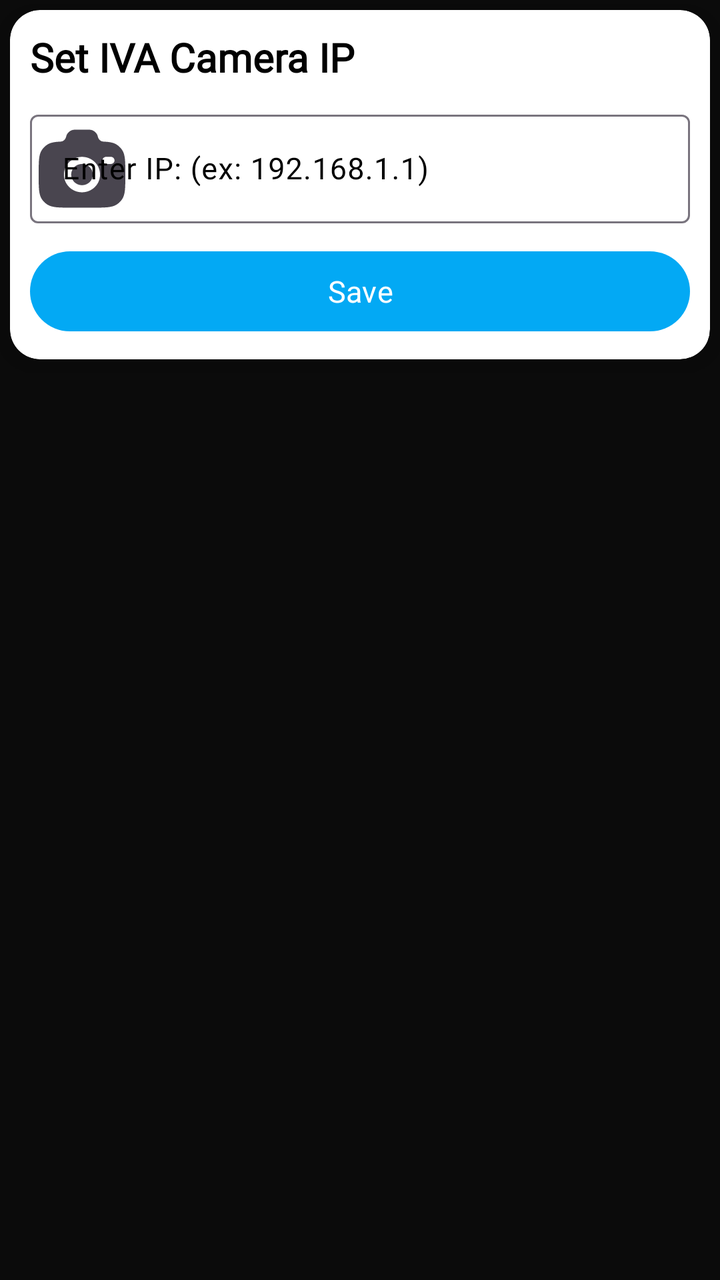
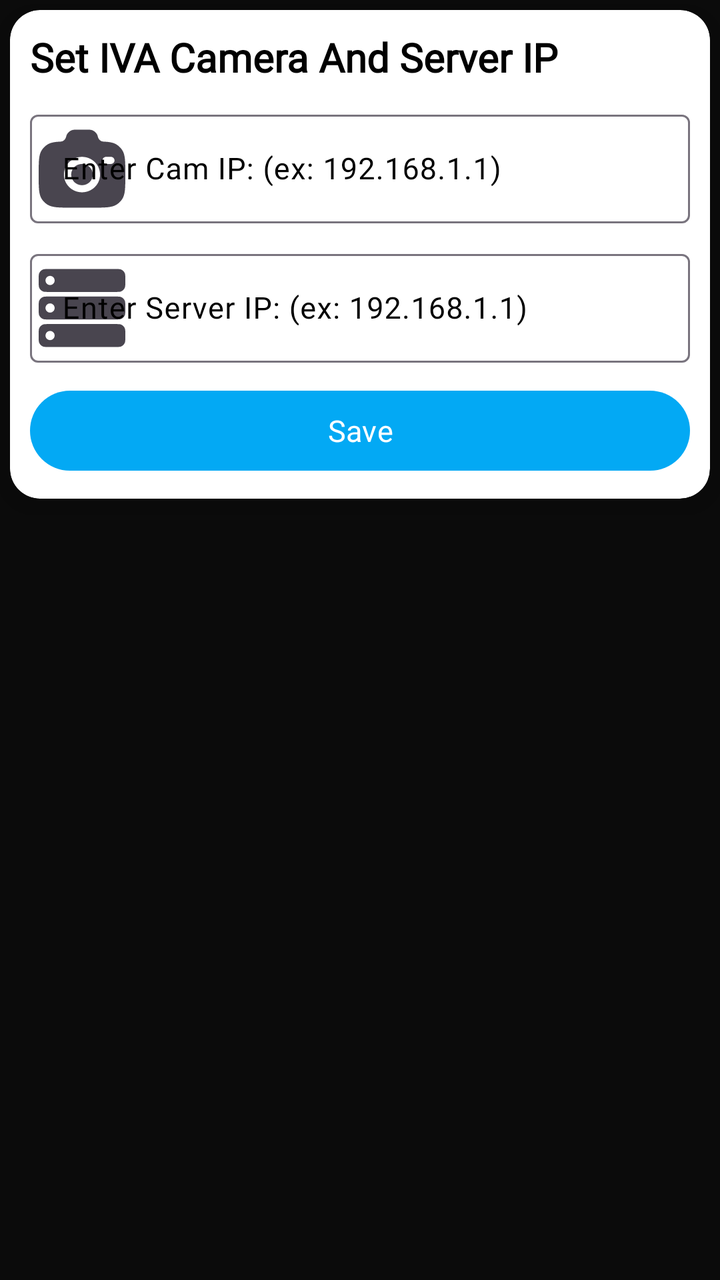

Before-and-after screenshots of an Android layout around one commit, followed by the original layout XML and the change that was made.
<!-- AndroidManifest.xml: application theme Theme.IvaMobileApp -->
<!-- res/layout/dialog_add_cam_ip.xml -->
<?xml version="1.0" encoding="utf-8"?>
<androidx.coordinatorlayout.widget.CoordinatorLayout xmlns:android="http://schemas.android.com/apk/res/android"
    xmlns:app="http://schemas.android.com/apk/res-auto"
    android:layout_width="match_parent"
    android:layout_height="wrap_content">

    <androidx.cardview.widget.CardView
        android:layout_width="match_parent"
        android:layout_height="wrap_content"
        android:layout_margin="5dp"
        app:cardBackgroundColor="@android:color/white"
        app:cardCornerRadius="15dp"
        app:cardElevation="10dp">

        <RelativeLayout
            android:layout_width="match_parent"
            android:layout_height="wrap_content"
            android:padding="10dp">

            <TextView
                android:id="@+id/lblSet"
                android:layout_width="wrap_content"
                android:layout_height="wrap_content"
                android:fontFamily="@font/roboto_regular"
                android:text="Set IVA Camera IP"
                android:textColor="@android:color/black"
                android:textSize="20sp"
                android:textStyle="bold" />

            <com.google.android.material.textfield.TextInputLayout
                android:id="@+id/layoutIP"
                android:layout_width="match_parent"
                android:layout_height="wrap_content"
                android:layout_below="@+id/lblSet"
                android:layout_marginTop="10dp"
                android:hint="Enter IP: (ex: 192.168.1.1)"
                android:textColorHint="@android:color/black"
                app:startIconDrawable="@drawable/ic_camera">

                <com.google.android.material.textfield.TextInputEditText
                    android:id="@+id/editIP"
                    android:layout_width="match_parent"
                    android:layout_height="wrap_content"
                    android:fontFamily="@font/roboto_regular"
                    android:inputType="text"
                    android:lines="1"
                    android:maxLines="1"
                    android:minLines="1"
                    android:textColor="@android:color/black"
                    android:textSize="15sp" />
            </com.google.android.material.textfield.TextInputLayout>

            <Button
                android:id="@+id/btnSave"
                android:layout_width="match_parent"
                android:layout_height="wrap_content"
                android:layout_below="@+id/layoutIP"
                android:layout_marginTop="10dp"
                android:fontFamily="@font/roboto_regular"
                android:text="Save"
                android:textSize="15sp"
                android:theme="@style/CustomStyleBlue" />
        </RelativeLayout>
    </androidx.cardview.widget.CardView>
</androidx.coordinatorlayout.widget.CoordinatorLayout>
<!-- resources referenced by this layout -->
<resources>
  <!-- drawable ic_camera (drawable) -->
  <vector xmlns:android="http://schemas.android.com/apk/res/android" android:height="52dp" android:viewportHeight="24" android:viewportWidth="24" android:width="52dp">
        
      <path android:fillColor="#1C274C" android:fillType="evenOdd" android:pathData="M9.778,21H14.222C17.343,21 18.904,21 20.025,20.265C20.51,19.946 20.927,19.537 21.251,19.061C22,17.96 22,16.428 22,13.364C22,10.299 22,8.767 21.251,7.667C20.927,7.19 20.51,6.781 20.025,6.463C19.304,5.99 18.403,5.821 17.022,5.761C16.363,5.761 15.796,5.271 15.667,4.636C15.473,3.685 14.622,3 13.634,3H10.366C9.378,3 8.527,3.685 8.333,4.636C8.204,5.271 7.637,5.761 6.978,5.761C5.597,5.821 4.696,5.99 3.975,6.463C3.49,6.781 3.073,7.19 2.749,7.667C2,8.767 2,10.299 2,13.364C2,16.428 2,17.96 2.749,19.061C3.073,19.537 3.49,19.946 3.975,20.265C5.096,21 6.657,21 9.778,21ZM12,9.273C9.699,9.273 7.833,11.104 7.833,13.364C7.833,15.623 9.699,17.455 12,17.455C14.301,17.455 16.167,15.623 16.167,13.364C16.167,11.104 14.301,9.273 12,9.273ZM12,10.909C10.619,10.909 9.5,12.008 9.5,13.364C9.5,14.719 10.619,15.818 12,15.818C13.381,15.818 14.5,14.719 14.5,13.364C14.5,12.008 13.381,10.909 12,10.909ZM16.722,10.091C16.722,9.639 17.095,9.273 17.556,9.273H18.667C19.127,9.273 19.5,9.639 19.5,10.091C19.5,10.543 19.127,10.909 18.667,10.909H17.556C17.095,10.909 16.722,10.543 16.722,10.091Z"/>
      
  </vector>
  <style name="CustomStyleBlue" parent="Theme.Design.Light">
          <item name="colorPrimary">#03A9F4</item>
          <item name="colorAccent">#2196F3</item>
      </style>
  <style name="Theme.IvaMobileApp" parent="Base.Theme.IvaMobileApp" />
  <style name="Base.Theme.IvaMobileApp" parent="Theme.Material3.DayNight.NoActionBar">
          
          <item name="android:windowBackground">#0b0b0b</item>
          <item name="android:statusBarColor">#0b0b0b</item>
          <item name="android:windowSplashScreenBackground" tools:targetApi="31">#0b0b0b</item>
      </style>
</resources>

<!-- the commit's change to res/layout/dialog_add_cam_ip.xml (unified diff, before → after) -->
@@ -22,7 +22,7 @@
                 android:layout_width="wrap_content"
                 android:layout_height="wrap_content"
                 android:fontFamily="@font/roboto_regular"
-                android:text="Set IVA Camera IP"
+                android:text="Set IVA Camera And Server IP"
                 android:textColor="@android:color/black"
                 android:textSize="20sp"
                 android:textStyle="bold" />
@@ -33,7 +33,7 @@
                 android:layout_height="wrap_content"
                 android:layout_below="@+id/lblSet"
                 android:layout_marginTop="10dp"
-                android:hint="Enter IP: (ex: 192.168.1.1)"
+                android:hint="Enter Cam IP: (ex: 192.168.1.1)"
                 android:textColorHint="@android:color/black"
                 app:startIconDrawable="@drawable/ic_camera">
 
@@ -50,11 +50,34 @@
                     android:textSize="15sp" />
             </com.google.android.material.textfield.TextInputLayout>
 
+            <com.google.android.material.textfield.TextInputLayout
+                android:id="@+id/layoutServerIP"
+                android:layout_width="match_parent"
+                android:layout_height="wrap_content"
+                android:layout_below="@+id/layoutIP"
+                android:layout_marginTop="10dp"
+                android:hint="Enter Server IP: (ex: 192.168.1.1)"
+                android:textColorHint="@android:color/black"
+                app:startIconDrawable="@drawable/ic_server">
+
+                <com.google.android.material.textfield.TextInputEditText
+                    android:id="@+id/editServerIP"
+                    android:layout_width="match_parent"
+                    android:layout_height="wrap_content"
+                    android:fontFamily="@font/roboto_regular"
+                    android:inputType="text"
+                    android:lines="1"
+                    android:maxLines="1"
+                    android:minLines="1"
+                    android:textColor="@android:color/black"
+                    android:textSize="15sp" />
+            </com.google.android.material.textfield.TextInputLayout>
+
             <Button
                 android:id="@+id/btnSave"
                 android:layout_width="match_parent"
                 android:layout_height="wrap_content"
-                android:layout_below="@+id/layoutIP"
+                android:layout_below="@+id/layoutServerIP"
                 android:layout_marginTop="10dp"
                 android:fontFamily="@font/roboto_regular"
                 android:text="Save"
<!-- resource entries referenced after the edit -->
@@ -6,6 +6,7 @@
       <path android:fillColor="#1C274C" android:fillType="evenOdd" android:pathData="M9.778,21H14.222C17.343,21 18.904,21 20.025,20.265C20.51,19.946 20.927,19.537 21.251,19.061C22,17.96 22,16.428 22,13.364C22,10.299 22,8.767 21.251,7.667C20.927,7.19 20.51,6.781 20.025,6.463C19.304,5.99 18.403,5.821 17.022,5.761C16.363,5.761 15.796,5.271 15.667,4.636C15.473,3.685 14.622,3 13.634,3H10.366C9.378,3 8.527,3.685 8.333,4.636C8.204,5.271 7.637,5.761 6.978,5.761C5.597,5.821 4.696,5.99 3.975,6.463C3.49,6.781 3.073,7.19 2.749,7.667C2,8.767 2,10.299 2,13.364C2,16.428 2,17.96 2.749,19.061C3.073,19.537 3.49,19.946 3.975,20.265C5.096,21 6.657,21 9.778,21ZM12,9.273C9.699,9.273 7.833,11.104 7.833,13.364C7.833,15.623 9.699,17.455 12,17.455C14.301,17.455 16.167,15.623 16.167,13.364C16.167,11.104 14.301,9.273 12,9.273ZM12,10.909C10.619,10.909 9.5,12.008 9.5,13.364C9.5,14.719 10.619,15.818 12,15.818C13.381,15.818 14.5,14.719 14.5,13.364C14.5,12.008 13.381,10.909 12,10.909ZM16.722,10.091C16.722,9.639 17.095,9.273 17.556,9.273H18.667C19.127,9.273 19.5,9.639 19.5,10.091C19.5,10.543 19.127,10.909 18.667,10.909H17.556C17.095,10.909 16.722,10.543 16.722,10.091Z"/>
       
   </vector>
+  <!-- drawable ic_server: vector/xml drawable (drawable, 3067 chars, omitted) -->
   <style name="CustomStyleBlue" parent="Theme.Design.Light">
           <item name="colorPrimary">#03A9F4</item>
           <item name="colorAccent">#2196F3</item>
